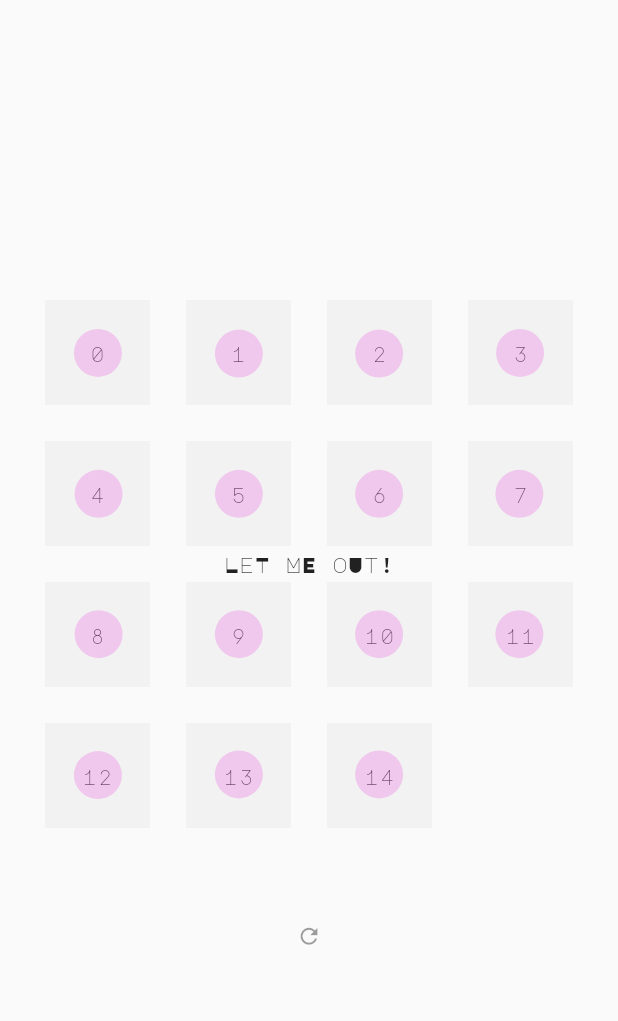
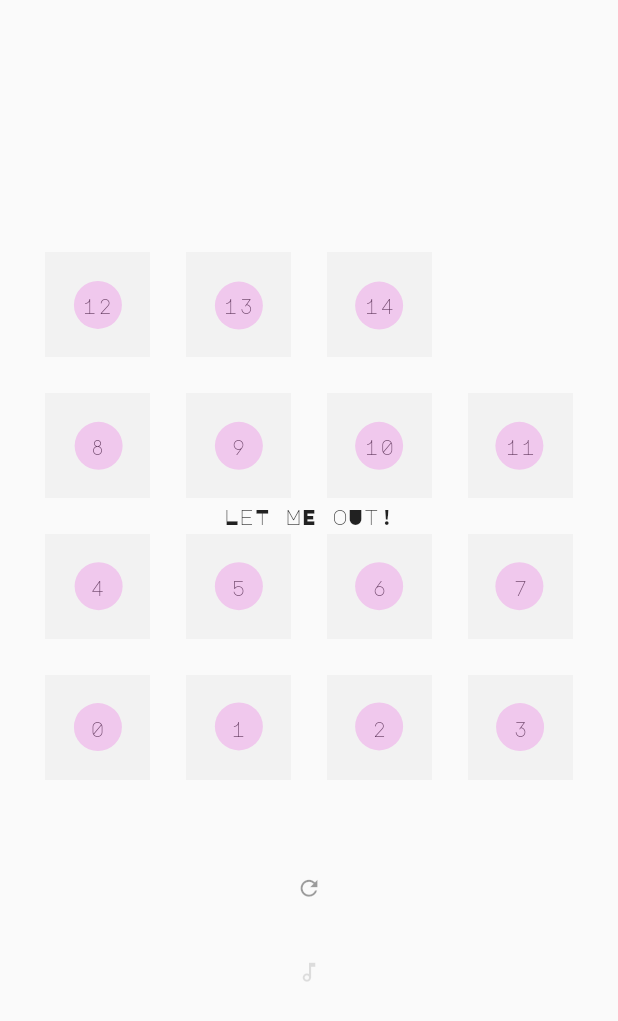
Before and after one commit to erf/let_me_out, a Flutter app: the screen it shows after launch, on a phone screen of 412 x 824 dp. Shown: the top 1021 px of the screen. Run offline on Flutter 3.47's test engine with Material 2 defaults, Android fonts, the phone set to English and light mode, and no system bars; missing offline and left inert: soundpool; statements that could not run were skipped.

Commit message:
add music mode

```diff
--- /dev/null
+++ b/lib/music_mode_button.dart
@@ -0,0 +1,30 @@
+import 'package:flutter/material.dart';
+
+import 'puzzle_state.dart';
+
+class MusicModeButton extends StatefulWidget {
+  final PuzzleState puzzleState;
+
+  const MusicModeButton(this.puzzleState, {Key? key}) : super(key: key);
+
+  @override
+  _MusicModeButtonState createState() => _MusicModeButtonState();
+}
+
+class _MusicModeButtonState extends State<MusicModeButton> {
+  @override
+  Widget build(BuildContext context) {
+    bool isMusicMode = widget.puzzleState.gameState == GameState.musicMode;
+
+    return IconButton(
+      icon: Icon(
+        Icons.music_note_outlined,
+        color: isMusicMode ? Colors.black38 : Colors.black12,
+        size: 17,
+      ),
+      onPressed: () {
+        puzzleStateNotifier.toggleMusicMode();
+      },
+    );
+  }
+}
--- a/lib/puzzle_board.dart
+++ b/lib/puzzle_board.dart
@@ -1,6 +1,7 @@
 import 'dart:math';
 
 import 'package:flutter/material.dart';
+import 'package:let_me_out/music_mode_button.dart';
 
 import 'puzzle_state.dart';
 import 'shuffle_button.dart';
@@ -47,6 +48,12 @@ class PuzzleBoard extends StatelessWidget {
                   child: ShuffleButton(puzzleState),
                 ),
               ),
+              Flexible(
+                child: Padding(
+                  padding: const EdgeInsets.all(8),
+                  child: MusicModeButton(puzzleState),
+                ),
+              ),
             ],
           );
         },
--- a/lib/puzzle_message.dart
+++ b/lib/puzzle_message.dart
@@ -47,6 +47,8 @@ class _PuzzleMessageState extends State<PuzzleMessage> {
         return const SizedBox.shrink();
       case GameState.solved:
         return const Text('sOLVEd');
+      case GameState.musicMode:
+        return const Text('MuSiC MoDe');
       default:
         return const SizedBox.shrink();
     }
--- a/lib/shuffle_button.dart
+++ b/lib/shuffle_button.dart
@@ -36,8 +36,9 @@ class _ShuffleButtonState extends State<ShuffleButton> {
   }
 
   Widget _buildAnimatedButton() {
+    bool isMusicMode = widget.puzzleState.gameState == GameState.musicMode;
     bool shuffeling = widget.puzzleState.gameState == GameState.shuffle;
-    bool disable = shuffeling || initializing;
+    bool disable = shuffeling || initializing || isMusicMode;
     return AnimatedRotation(
       turns: turns,
       duration: const Duration(milliseconds: fadeInTimeMs),
--- a/lib/sound.dart
+++ b/lib/sound.dart
@@ -8,7 +8,7 @@ class Sound {
   static final Sound instance = Sound._();
 
   final _soundPool = Soundpool.fromOptions(
-    options: const SoundpoolOptions(maxStreams: 4),
+    options: const SoundpoolOptions(maxStreams: 16),
   );
 
   Map<String, int> _soundIdMap = {};
--- a/lib/tile.dart
+++ b/lib/tile.dart
@@ -6,6 +6,7 @@ import 'package:let_me_out/puzzle_state.dart';
 class Tile {
   final int value;
   final GlobalKey key;
+  final String? title;
 
   Offset origin = Offset.zero;
   Offset target = Offset.zero;
@@ -15,7 +16,7 @@ class Tile {
   bool hover = false;
   bool solved = false;
 
-  Tile(this.value, this.key);
+  Tile(this.value, this.key, {this.title});
 }
 
 extension TilePhysics on Tile {
```
Also changed, not shown: lib/button_grid.dart (+35 -0 lines), lib/puzzle_state.dart (+45 -9 lines).
